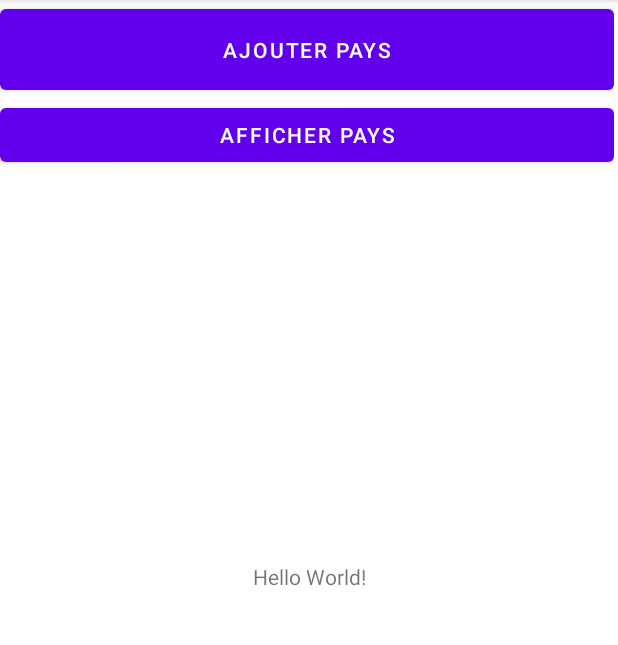
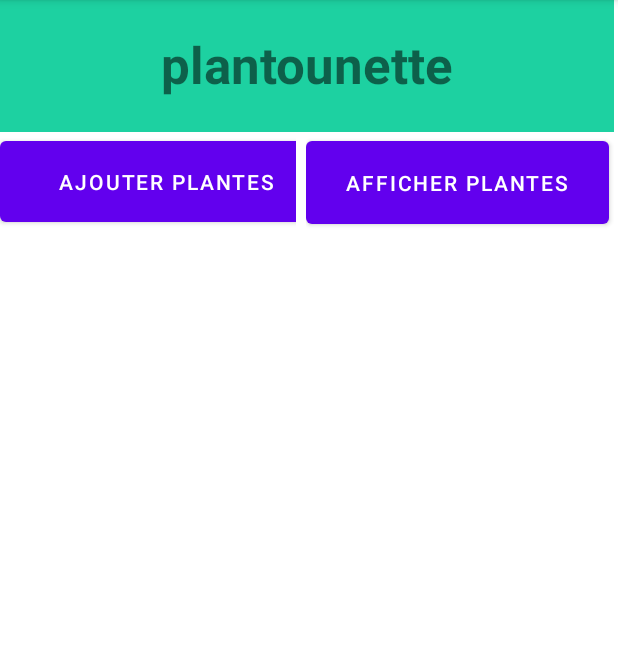
Before and after one commit to AmineMeg/AndroidAppPlants, an Android app: the screen it shows after launch (MainActivity), on a phone screen of 412 x 824 dp, the part 84-729 px from its top. Run offline under Robolectric (Android 15) with nearby library versions, the light colour scheme and no system bars.

Commit message:
travail UI

```diff
--- a/app/src/main/res/layout/activity_main.xml
+++ b/app/src/main/res/layout/activity_main.xml
@@ -6,37 +6,76 @@
     android:layout_height="match_parent"
     tools:context=".MainActivity">
 
-    <TextView
-        android:layout_width="wrap_content"
-        android:layout_height="wrap_content"
-        android:text="Hello World!"
-        app:layout_constraintBottom_toBottomOf="parent"
-        app:layout_constraintLeft_toLeftOf="parent"
-        app:layout_constraintRight_toRightOf="parent"
-        app:layout_constraintTop_toTopOf="parent" />
-
     <LinearLayout
         android:layout_width="409dp"
-        android:layout_height="710dp"
+        android:layout_height="match_parent"
         android:orientation="vertical"
+        android:weightSum="2"
         tools:layout_editor_absoluteX="1dp"
         tools:layout_editor_absoluteY="20dp">
 
-        <Button
-            android:id="@+id/ajoutPays"
+        <TableRow
             android:layout_width="match_parent"
-            android:layout_height="66dp"
-            android:text="Ajouter Pays"
-            android:onClick="pageAjoutPlante"
-            />
+            android:layout_height="20dp"
+            android:background="#1dd1a1">
 
-        <Button
-            android:id="@+id/affichagePays"
+        </TableRow>
+
+        <TableRow
             android:layout_width="match_parent"
-            android:layout_height="wrap_content"
-            android:text="Afficher Pays"
-            android:onClick="afficherPäys"
-            />
+            android:layout_height="wrap_content">
+
+            <TextView
+                android:id="@+id/textView4"
+                android:layout_width="match_parent"
+                android:layout_height="68dp"
+                android:background="#1dd1a1"
+                android:text="plantounette"
+                android:textAlignment="center"
+                android:textSize="34sp"
+                android:textStyle="bold" />
+
+        </TableRow>
+
+        <TableRow
+            android:layout_width="match_parent"
+            android:layout_height="match_parent">
+
+            <Space
+                android:layout_width="wrap_content"
+                android:layout_height="30px"
+                android:layout_weight="30" />
+
+            <LinearLayout
+                android:layout_width="197dp"
+                android:layout_height="match_parent"
+                android:orientation="horizontal">
+
+                <Button
+                    android:id="@+id/ajoutPays"
+                    android:layout_width="221dp"
+                    android:layout_height="66dp"
+                    android:onClick="pageAjoutPlante"
+                    android:text="Ajouter plantes" />
+            </LinearLayout>
+
+            <Space
+                android:layout_width="10px"
+                android:layout_height="10px" />
+
+            <LinearLayout
+                android:layout_width="match_parent"
+                android:layout_height="match_parent"
+                android:orientation="horizontal">
+
+                <Button
+                    android:id="@+id/affichagePays"
+                    android:layout_width="202dp"
+                    android:layout_height="67dp"
+                    android:onClick="afficherPäys"
+                    android:text="Afficher plantes" />
+            </LinearLayout>
+        </TableRow>
     </LinearLayout>
 
 </androidx.constraintlayout.widget.ConstraintLayout>
```
Also changed, not shown: app/src/main/res/layout/activity_ajout_plante.xml (+62 -12 lines), 1 other file.
